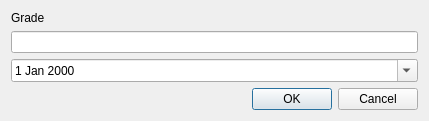
Old version of the form gakuseibesu/addnewgrade.ui in the repository Syjgin/gakuseibesu.
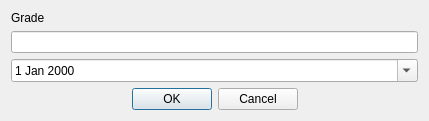
New version of the form.

```diff
--- a/gakuseibesu/addnewgrade.ui
+++ b/gakuseibesu/addnewgrade.ui
@@ -39,6 +39,9 @@
      <property name="standardButtons">
       <set>QDialogButtonBox::Cancel|QDialogButtonBox::Ok</set>
      </property>
+     <property name="centerButtons">
+      <bool>true</bool>
+     </property>
     </widget>
    </item>
   </layout>
```
